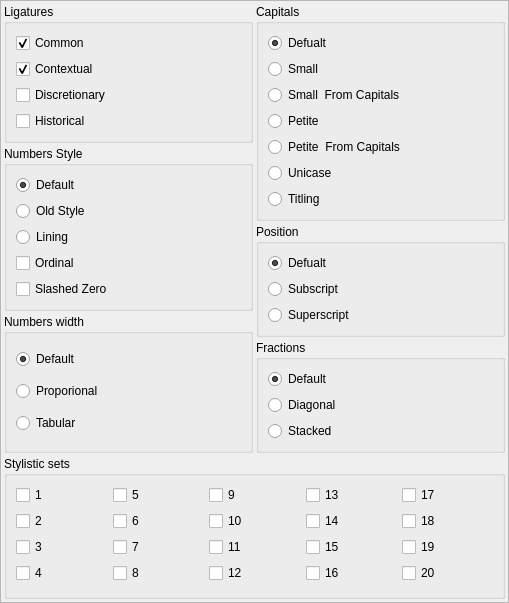
Qt form scribus/ui/propertywidget_opentypefontfeatures.ui (HOST-Oman/scribus) before a commit.
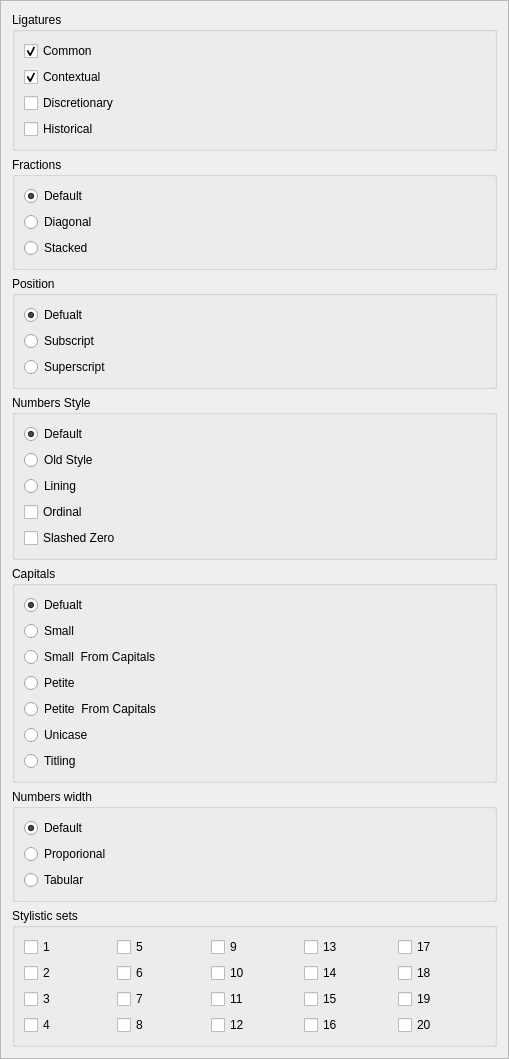
The same form after that commit.

Commit message: Back to one column layout

```diff
--- a/scribus/ui/propertywidget_opentypefontfeatures.ui
+++ b/scribus/ui/propertywidget_opentypefontfeatures.ui
@@ -7,7 +7,7 @@
     <x>0</x>
     <y>0</y>
     <width>509</width>
-    <height>603</height>
+    <height>741</height>
    </rect>
   </property>
   <property name="windowTitle">
@@ -20,23 +20,6 @@
    <enum>QFrame::Raised</enum>
   </property>
   <layout class="QVBoxLayout" name="verticalLayout">
-   <property name="spacing">
-    <number>3</number>
-   </property>
-   <property name="leftMargin">
-    <number>3</number>
-   </property>
-   <property name="topMargin">
-    <number>3</number>
-   </property>
-   <property name="rightMargin">
-    <number>3</number>
-   </property>
-   <property name="bottomMargin">
-    <number>3</number>
-   </property>
-   <item>
-    <layout class="QHBoxLayout" name="horizontalLayout_5">
      <item>
       <layout class="QVBoxLayout" name="verticalLayout_9">
        <item>
@@ -121,9 +104,107 @@
               <property name="autoExclusive">
                <bool>true</bool>
               </property>
-              <attribute name="buttonGroup">
-               <string notr="true">buttonGroup_4</string>
-              </attribute>
+           </widget>
+          </item>
+         </layout>
+        </item>
+       </layout>
+      </widget>
+     </item>
+     <item>
+      <widget class="QGroupBox" name="groupBox_6">
+       <property name="title">
+        <string>Fractions</string>
+       </property>
+       <layout class="QHBoxLayout" name="horizontalLayout_7">
+        <item>
+         <layout class="QVBoxLayout" name="verticalLayout_10">
+          <item>
+           <widget class="QRadioButton" name="DefaultFractionsRadio">
+            <property name="enabled">
+             <bool>true</bool>
+            </property>
+            <property name="toolTip">
+             <string>No fractions</string>
+            </property>
+            <property name="text">
+             <string>Default</string>
+            </property>
+            <property name="checked">
+             <bool>true</bool>
+            </property>
+           </widget>
+          </item>
+          <item>
+           <widget class="QRadioButton" name="DiagonalRadio">
+            <property name="enabled">
+             <bool>true</bool>
+            </property>
+            <property name="toolTip">
+             <string>Fractions (frac)</string>
+            </property>
+            <property name="text">
+             <string>Diagonal</string>
+            </property>
+           </widget>
+          </item>
+          <item>
+           <widget class="QRadioButton" name="StackedRadio">
+            <property name="enabled">
+             <bool>true</bool>
+            </property>
+            <property name="toolTip">
+             <string>Alternative Fractions (afrc)</string>
+            </property>
+            <property name="text">
+             <string>Stacked</string>
+            </property>
+           </widget>
+          </item>
+         </layout>
+        </item>
+       </layout>
+      </widget>
+     </item>
+     <item>
+      <widget class="QGroupBox" name="groupBox_4">
+       <property name="title">
+        <string>Position</string>
+       </property>
+       <layout class="QHBoxLayout" name="horizontalLayout_2">
+        <item>
+         <layout class="QVBoxLayout" name="verticalLayout_4">
+          <item>
+           <widget class="QRadioButton" name="NormalRadio">
+            <property name="toolTip">
+             <string>Normal position</string>
+            </property>
+            <property name="text">
+             <string>Defualt</string>
+            </property>
+            <property name="checked">
+             <bool>true</bool>
+            </property>
+           </widget>
+          </item>
+          <item>
+           <widget class="QRadioButton" name="SubscriptRadio">
+            <property name="toolTip">
+             <string>Subscript (subs)</string>
+            </property>
+            <property name="text">
+             <string>Subscript</string>
+            </property>
+           </widget>
+          </item>
+          <item>
+           <widget class="QRadioButton" name="SuperscriptRaido">
+            <property name="toolTip">
+             <string>Superscript (sups)</string>
+            </property>
+            <property name="text">
+             <string>Superscript</string>
+            </property>
              </widget>
             </item>
            </layout>
@@ -213,74 +294,6 @@
         </widget>
        </item>
        <item>
-        <widget class="QGroupBox" name="groupBox_5">
-         <property name="title">
-          <string>Numbers width</string>
-         </property>
-         <layout class="QHBoxLayout" name="horizontalLayout_6">
-          <item>
-           <layout class="QVBoxLayout" name="verticalLayout_7">
-            <item>
-             <widget class="QRadioButton" name="DefaultWidthRadio">
-              <property name="enabled">
-               <bool>true</bool>
-              </property>
-              <property name="toolTip">
-               <string>Default numbers width</string>
-              </property>
-              <property name="text">
-               <string>Default</string>
-              </property>
-              <property name="checked">
-               <bool>true</bool>
-              </property>
-              <attribute name="buttonGroup">
-               <string notr="true">buttonGroup_3</string>
-              </attribute>
-             </widget>
-            </item>
-            <item>
-             <widget class="QRadioButton" name="ProporionalRadio">
-              <property name="enabled">
-               <bool>true</bool>
-              </property>
-              <property name="toolTip">
-               <string>Proportional Figures (pnum)</string>
-              </property>
-              <property name="text">
-               <string>Proporional</string>
-              </property>
-              <attribute name="buttonGroup">
-               <string notr="true">buttonGroup_3</string>
-              </attribute>
-             </widget>
-            </item>
-            <item>
-             <widget class="QRadioButton" name="TabularRadio">
-              <property name="enabled">
-               <bool>true</bool>
-              </property>
-              <property name="toolTip">
-               <string>Tabular Figures (tnum)</string>
-              </property>
-              <property name="text">
-               <string>Tabular</string>
-              </property>
-              <attribute name="buttonGroup">
-               <string notr="true">buttonGroup_3</string>
-              </attribute>
-             </widget>
-            </item>
-           </layout>
-          </item>
-         </layout>
-        </widget>
-       </item>
-      </layout>
-     </item>
-     <item>
-      <layout class="QVBoxLayout" name="verticalLayout_8">
-       <item>
         <widget class="QGroupBox" name="groupBox">
          <property name="title">
           <string>Capitals</string>
@@ -388,70 +401,15 @@
         </widget>
        </item>
        <item>
-        <widget class="QGroupBox" name="groupBox_4">
+      <widget class="QGroupBox" name="groupBox_5">
          <property name="title">
-          <string>Position</string>
-         </property>
-         <layout class="QHBoxLayout" name="horizontalLayout_2">
+        <string>Numbers width</string>
+       </property>
+       <layout class="QHBoxLayout" name="horizontalLayout_6">
           <item>
-           <layout class="QVBoxLayout" name="verticalLayout_4">
+         <layout class="QVBoxLayout" name="verticalLayout_7">
             <item>
-             <widget class="QRadioButton" name="NormalRadio">
-              <property name="toolTip">
-               <string>Normal position</string>
-              </property>
-              <property name="text">
-               <string>Defualt</string>
-              </property>
-              <property name="checked">
-               <bool>true</bool>
-              </property>
-              <attribute name="buttonGroup">
-               <string notr="true">buttonGroup</string>
-              </attribute>
-             </widget>
-            </item>
-            <item>
-             <widget class="QRadioButton" name="SubscriptRadio">
-              <property name="toolTip">
-               <string>Subscript (subs)</string>
-              </property>
-              <property name="text">
-               <string>Subscript</string>
-              </property>
-              <attribute name="buttonGroup">
-               <string notr="true">buttonGroup</string>
-              </attribute>
-             </widget>
-            </item>
-            <item>
-             <widget class="QRadioButton" name="SuperscriptRaido">
-              <property name="toolTip">
-               <string>Superscript (sups)</string>
-              </property>
-              <property name="text">
-               <string>Superscript</string>
-              </property>
-              <attribute name="buttonGroup">
-               <string notr="true">buttonGroup</string>
-              </attribute>
-             </widget>
-            </item>
-           </layout>
-          </item>
-         </layout>
-        </widget>
-       </item>
-       <item>
-        <widget class="QGroupBox" name="groupBox_6">
-         <property name="title">
-          <string>Fractions</string>
-         </property>
-         <layout class="QHBoxLayout" name="horizontalLayout_7">
-          <item>
-           <layout class="QVBoxLayout" name="verticalLayout_10">
-            <item>
-             <widget class="QRadioButton" name="DefaultFractionsRadio">
+           <widget class="QRadioButton" name="DefaultWidthRadio">
               <property name="enabled">
                <bool>true</bool>
               </property>
@@ -470,7 +428,7 @@
              </widget>
             </item>
             <item>
-             <widget class="QRadioButton" name="DiagonalRadio">
+           <widget class="QRadioButton" name="ProporionalRadio">
               <property name="enabled">
                <bool>true</bool>
               </property>
@@ -478,15 +436,12 @@
                <string>Fractions (frac)</string>
               </property>
               <property name="text">
-               <string>Diagonal</string>
-              </property>
-              <attribute name="buttonGroup">
-               <string notr="true">buttonGroup_5</string>
-              </attribute>
+             <string>Proporional</string>
+            </property>
              </widget>
             </item>
             <item>
-             <widget class="QRadioButton" name="StackedRadio">
+           <widget class="QRadioButton" name="TabularRadio">
               <property name="enabled">
                <bool>true</bool>
               </property>
@@ -494,19 +449,14 @@
                <string>Alternative Fractions (afrc)</string>
               </property>
               <property name="text">
-               <string>Stacked</string>
-              </property>
-              <attribute name="buttonGroup">
-               <string notr="true">buttonGroup_5</string>
-              </attribute>
+             <string>Tabular</string>
+            </property>
              </widget>
             </item>
            </layout>
           </item>
          </layout>
         </widget>
-       </item>
-      </layout>
      </item>
     </layout>
    </item>
```
Left out of the diff: 43 changed lines with no effect on the pictures. Lines whose indentation alone changed are shown as unchanged.
